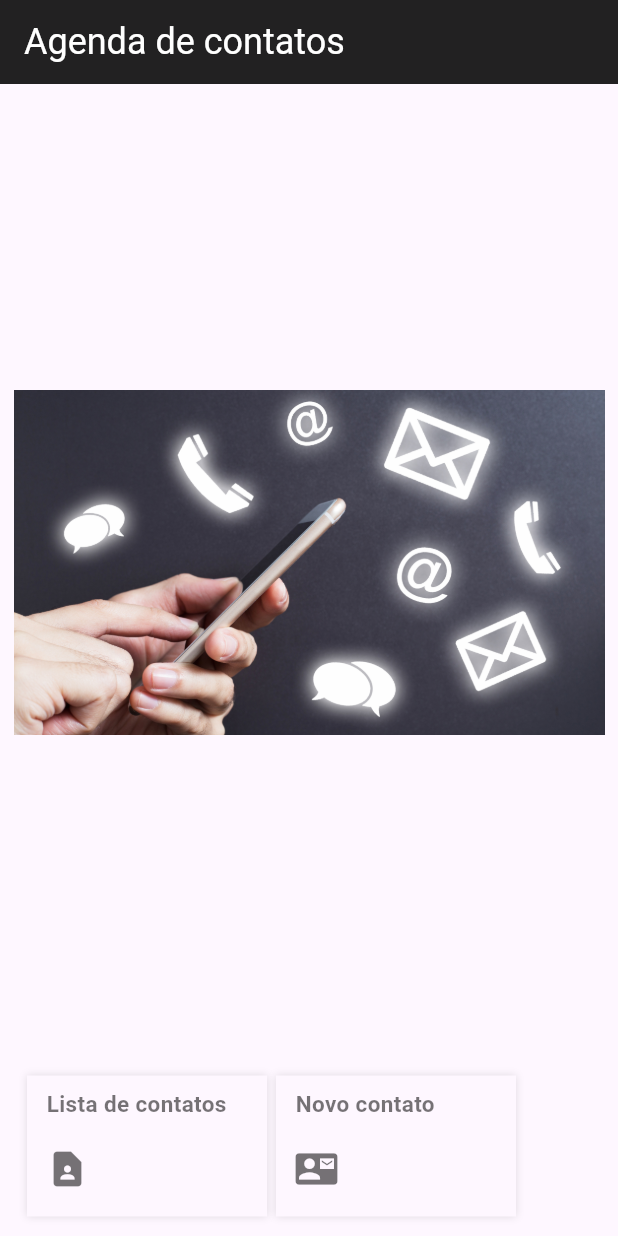
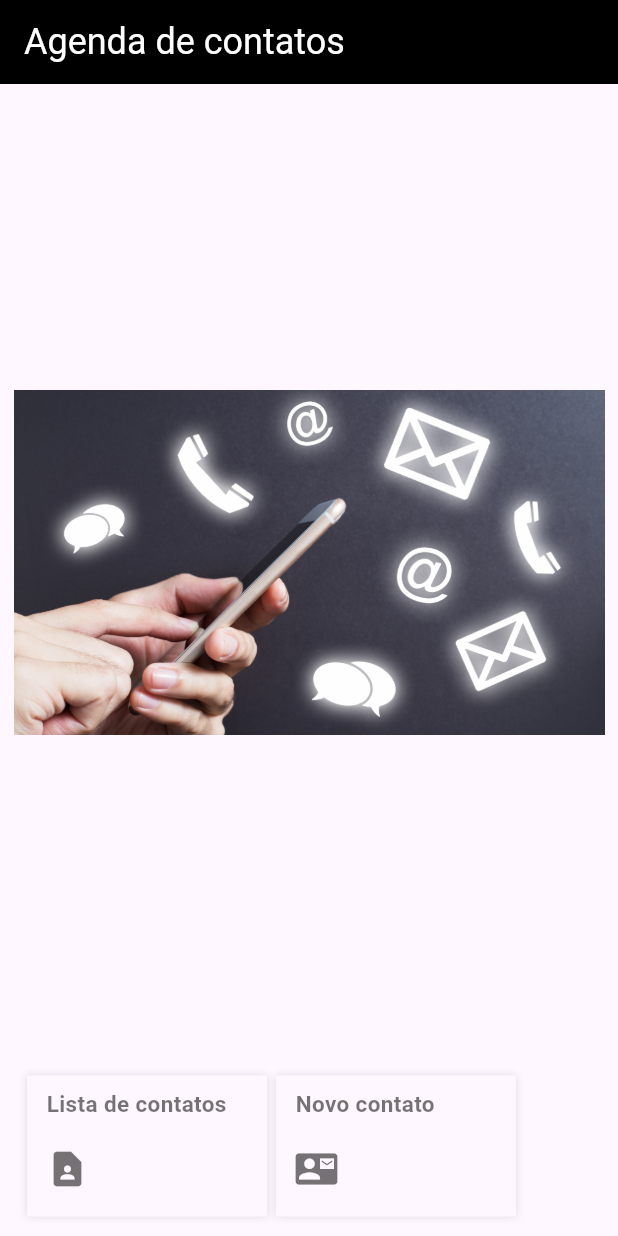
Before and after one commit to atevilson/App-Clean-Code, a Flutter app: the screen it shows after launch, on a phone screen of 412 x 824 dp. Run offline on Flutter 3.47's test engine with Material 3 defaults, Android fonts, the light colour scheme and no system bars; our stand-ins replace equatable, flutter_bloc.

Commit message:
removendo estilizaçao da appbar, definido na main

```diff
--- a/lib/src/features/user/presentation/pages/home_page.dart
+++ b/lib/src/features/user/presentation/pages/home_page.dart
@@ -11,7 +11,6 @@ class HomePage extends StatelessWidget {
   Widget build(BuildContext context) {
     return Scaffold(
       appBar: AppBar(
-        backgroundColor: Colors.black87,
         title:  const Text("Agenda de contatos",
           style: TextStyle(
             color: Colors.white,
@@ -37,12 +36,13 @@ class HomePage extends StatelessWidget {
                 child: ListView(
                   scrollDirection: Axis.horizontal,
                   children: <Widget> [
-                    MenuItem("Lista de contatos",
+                    MenuItem(
+                      "Lista de contatos",
                     Icons.contact_page,
                       onClick: () => _userListPage(context),
                     ),
                     MenuItem(
-                    'Novo contato',
+                      "Novo contato",
                     Icons.contact_mail,
                     onClick: () => _userCreatePage(context),
                   ),
```
